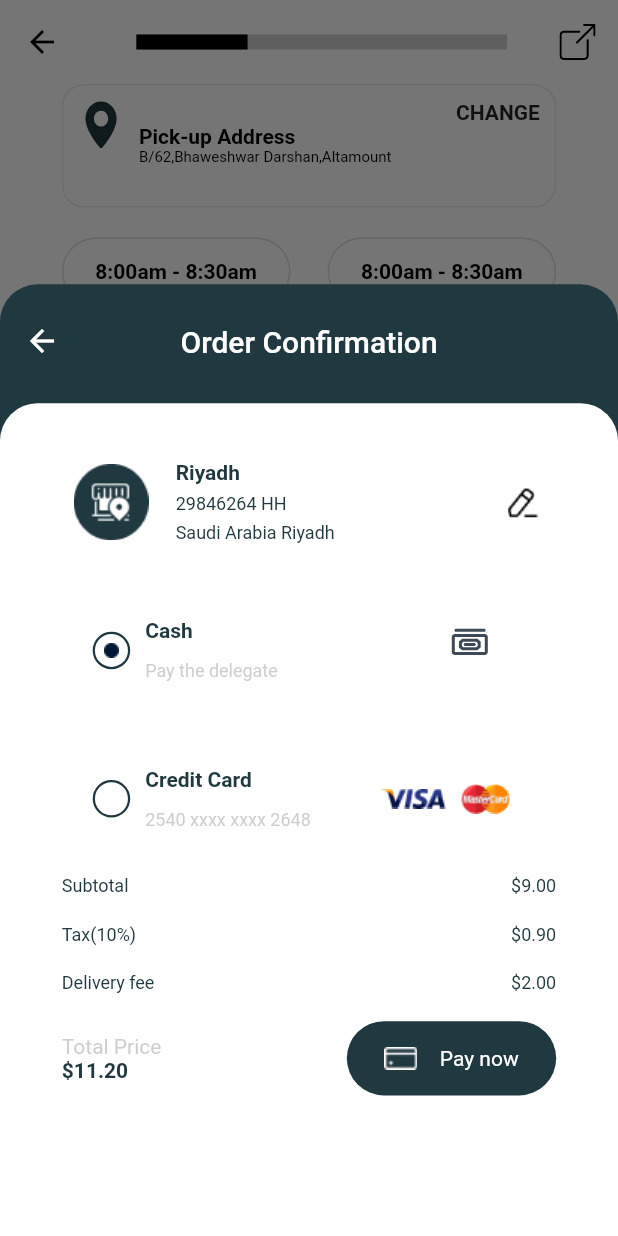
After one commit to khuramShabbir/kashif, a Flutter app: the OngoingInspectionPickUpAdressUi screen opened directly, after a tap on "Book", on a phone screen of 412 x 824 dp. The commit adds this screen. Run offline on Flutter 3.47's test engine with Material 2 defaults, Android fonts, the phone set to English and light mode, and no system bars; drawn by our look-alikes of percent_indicator; our stand-ins replace carousel_slider, flutter_otp_text_field, flutter_rating_bar, flutter_svg, get, logger; missing offline and left inert: shape_of_view_null_safe.

Commit message:
ui update on 13/08/2021

```diff
--- a/lib/order_taking_screens/ongoing_inspection.dart
+++ b/lib/order_taking_screens/ongoing_inspection.dart
@@ -2,8 +2,8 @@ import 'package:flutter/cupertino.dart';
 import 'package:flutter/material.dart';
 import 'package:flutter_svg/svg.dart';
 import 'package:get/get.dart';
+import 'package:kashif/order_taking_screens/ongoing_inspection_pickup_address.dart';
 import 'package:percent_indicator/linear_percent_indicator.dart';
-
 import '../utils.dart';
 
 class OngoingInspectionUi extends StatefulWidget {
@@ -16,7 +16,6 @@ class OngoingInspectionUi extends StatefulWidget {
 class _OngoingInspectionUiState extends State<OngoingInspectionUi> {
   double width = .8;
   double height = .06;
-
   @override
   Widget build(BuildContext context) {
     return Scaffold(
@@ -132,7 +131,7 @@ class _OngoingInspectionUiState extends State<OngoingInspectionUi> {
                 height: Get.height * .02,
               ),
               customButton(
-                  onClick: () {},
+                  onClick: () {Get.to(()=>const OngoingInspectionPickUpAdressUi());},
                   buttonHeight: Get.height * .055,
                   buttonWidget: Padding(
                     padding: const EdgeInsets.symmetric(horizontal: 30.0),
--- /dev/null
+++ b/lib/order_taking_screens/ongoing_inspection_pickup_address.dart
@@ -0,0 +1,523 @@
+import 'package:flutter/cupertino.dart';
+import 'package:flutter/material.dart';
+
+import 'package:flutter_svg/svg.dart';
+import 'package:get/get.dart';
+import 'package:percent_indicator/linear_percent_indicator.dart';
+
+import '../utils.dart';
+
+class OngoingInspectionPickUpAdressUi extends StatefulWidget {
+  const OngoingInspectionPickUpAdressUi({Key? key}) : super(key: key);
+
+  @override
+  _OngoingInspectionPickUpAdressUiState createState() =>
+      _OngoingInspectionPickUpAdressUiState();
+}
+
+class _OngoingInspectionPickUpAdressUiState
+    extends State<OngoingInspectionPickUpAdressUi> {
+  bool isSelected=false;
+
+
+  @override
+  Widget build(BuildContext context) {
+    return Scaffold(
+      backgroundColor: Colors.white,
+      appBar: AppBar(
+        elevation: 0,
+        centerTitle: true,
+        backgroundColor: Colors.white,
+        leading: InkWell(
+          onTap: () {
+            Get.back();
+          },
+          child: const Icon(
+            Icons.arrow_back,
+            color: Colors.black,
+          ),
+        ),
+        actions: [
+          Padding(
+            padding: const EdgeInsets.only(right: 15.0),
+            child: SvgPicture.asset('assets/menu.svg'),
+          )
+        ],
+        title: LinearPercentIndicator(
+          alignment: MainAxisAlignment.center,
+          width: Get.width * .6,
+          lineHeight: 10.0,
+          percent: progressBarPersent = 0.3,
+          backgroundColor: Colors.grey.withOpacity(.5),
+          progressColor: Colors.black,
+          padding: const EdgeInsets.all(0),
+        ),
+      ),
+      body: SizedBox(
+        height: Get.height,
+        width: Get.width,
+        child: Row(
+          mainAxisAlignment: MainAxisAlignment.start,
+          crossAxisAlignment: CrossAxisAlignment.start,
+          mainAxisSize: MainAxisSize.max,
+          children: [
+            SizedBox(
+              width: Get.width * .1,
+            ),
+            Expanded(
+              child: Column(
+                crossAxisAlignment: CrossAxisAlignment.center,
+                children: [
+                  Container(
+                    width: Get.width * .8,
+                    height: Get.height * .1,
+                    decoration: BoxDecoration(
+                        border: Border.all(
+                            color: const Color(primaryColor).withOpacity(.1)),
+                        borderRadius: BorderRadius.circular(15)),
+                    child: Row(
+                      children: [
+                        Expanded(
+                            flex: 2,
+                            child: Align(
+                                alignment: Alignment.topCenter,
+                                child: Padding(
+                                  padding: const EdgeInsets.only(top: 10.0),
+                                  child: SvgPicture.asset(
+                                      "assets/pin_location.svg"),
+                                ))),
+                        Expanded(
+                          flex: 8,
+                          child: Column(
+                            mainAxisAlignment: MainAxisAlignment.center,
+                            crossAxisAlignment: CrossAxisAlignment.start,
+                            children: const [
+                              Text(
+                                'Pick-up Address',
+                                style: TextStyle(
+                                    fontWeight: FontWeight.bold,
+                                    color: Colors.black),
+                              ),
+                              Text(
+                                'B/62,Bhaweshwar Darshan,Altamount',
+                                style: TextStyle(
+                                    color: Colors.black, fontSize: 10),
+                              ),
+                            ],
+                          ),
+                        ),
+                        const Expanded(
+                            flex: 3,
+                            child: Align(
+                                alignment: Alignment.topCenter,
+                                child: Padding(
+                                  padding: EdgeInsets.only(top: 10.0),
+                                  child: Text(
+                                    'CHANGE',
+                                    style:
+                                        TextStyle(fontWeight: FontWeight.bold),
+                                  ),
+                                ))),
+                      ],
+                    ),
+                  ),
+                  const SizedBox(
+                    height: 20,
+                  ),
+                  SizedBox(
+                    width: Get.width * .8,
+                    height: Get.height * .3,
+                    child: Row(
+                      mainAxisAlignment: MainAxisAlignment.spaceBetween,
+                      children: [
+                        Column(
+                          mainAxisSize: MainAxisSize.max,
+                          mainAxisAlignment: MainAxisAlignment.spaceBetween,
+                          children: [
+                            timePicker(time: '8:00am - 8:30am'),
+                            timePicker(
+                                time: '9:00am - 930am',
+                                timeColor: const Color(primaryBlueColor),
+                                borderColor: const Color(primaryBlueColor)),
+                            timePicker(
+                              time: '10:00 - 10:30am',
+                            ),
+                            timePicker(time: '11:00 - 1130am'),
+                          ],
+                        ),
+                        Column(
+                          mainAxisSize: MainAxisSize.max,
+                          mainAxisAlignment: MainAxisAlignment.spaceBetween,
+                          children: [
+                            timePicker(time: '8:00am - 8:30am'),
+                            timePicker(time: '9:00am - 930am'),
+                            timePicker(time: '10:00 - 10:30am'),
+                            timePicker(time: '11:00 - 1130am'),
+                          ],
+                        ),
+                      ],
+                    ),
+                  ),
+                  SizedBox(
+                    height: Get.height * .1,
+                  ),
+                  customButton(
+                      onClick: () {
+                        //TODO: BottomSheet
+                        Get.bottomSheet(bottomSheet(),
+                            isScrollControlled: true);
+                      },
+                      buttonHeight: Get.height * .06,
+                      buttonWidget: Padding(
+                        padding: const EdgeInsets.symmetric(horizontal: 25.0),
+                        child: Row(
+                          mainAxisSize: MainAxisSize.min,
+                          children: const [
+                            Text(
+                              'Book',
+                              style: TextStyle(color: Colors.white),
+                            ),
+                            Icon(Icons.arrow_forward, color: Colors.white)
+                          ],
+                        ),
+                      ))
+                ],
+              ),
+            ),
+            SizedBox(
+              width: Get.width * .1,
+            ),
+          ],
+        ),
+      ),
+    );
+  }
+}
+
+Widget timePicker(
+    {String time = "00:00am",
+    var timeColor = Colors.black,
+    var borderColor = const Color(0x81BBBBB8)}) {
+  return Container(
+    height: Get.height * .055,
+    width: Get.width * .37,
+    decoration: BoxDecoration(
+        border: Border.all(width: 1, color: borderColor),
+        borderRadius: BorderRadius.circular(25)),
+    child: Center(
+        child: Text(
+      time,
+      style: TextStyle(fontWeight: FontWeight.bold, color: timeColor),
+    )),
+  );
+}
+
+Widget bottomSheet() {
+  return Container(
+    width: Get.width,
+    height: Get.height * .77,
+    decoration: const BoxDecoration(
+        color: Color(primaryColor),
+        borderRadius: BorderRadius.only(
+            topLeft: Radius.circular(25), topRight: Radius.circular(25))),
+    child: Column(
+      children: [
+        Expanded(
+            child: Padding(
+          padding: const EdgeInsets.only(top: 10.0),
+          child: AppBar(
+            centerTitle: true,
+            elevation: 0,
+            backgroundColor: Colors.transparent,
+            leading: const Icon(
+              Icons.arrow_back,
+              color: Colors.white,
+            ),
+            title: const Text(
+              "Order Confirmation",
+              style: TextStyle(color: Colors.white),
+            ),
+          ),
+        )),
+        Expanded(
+            flex: 7,
+            child: Container(
+              width: Get.width,
+              decoration: const BoxDecoration(
+                  color: Colors.white,
+                  borderRadius: BorderRadius.only(
+                      topLeft: Radius.circular(25),
+                      topRight: Radius.circular(25))),
+              child: Column(
+                mainAxisSize: MainAxisSize.max,
+                children: [
+                  SizedBox(
+                    height: Get.height * .04,
+                  ),
+                  SizedBox(
+                    width: Get.width * .8,
+                    height: Get.height * .08,
+                    child: Row(
+                      children: [
+                        Expanded(child: Image.asset('assets/bank_Riyadh.png')),
+                        Expanded(
+                          flex: 3,
+                          child: Padding(
+                            padding: const EdgeInsets.only(left: 10.0),
+                            child: Column(
+                              crossAxisAlignment: CrossAxisAlignment.start,
+                              mainAxisAlignment: MainAxisAlignment.spaceEvenly,
+                              children: const [
+                                Text(
+                                  'Riyadh',
+                                  style: TextStyle(
+                                      color: Color(primaryColor),
+                                      fontWeight: FontWeight.bold),
+                                ),
+                                Text(
+                                  '29846264 HH',
+                                  style: TextStyle(
+                                      color: Color(primaryColor), fontSize: 12),
+                                ),
+                                Text(
+                                  'Saudi Arabia Riyadh',
+                                  style: TextStyle(
+                                      color: Color(primaryColor), fontSize: 12),
+                                ),
+                              ],
+                            ),
+                          ),
+                        ),
+                        Expanded(
+                          child: Row(
+                            mainAxisSize: MainAxisSize.max,
+                            mainAxisAlignment: MainAxisAlignment.end,
+                            children: [
+                              Padding(
+                                padding: const EdgeInsets.only(right: 10.0),
+                                child: Image.asset('assets/Edit.png'),
+                              )
+                            ],
+                          ),
+                        )
+                      ],
+                    ),
+                  ),
+                  SizedBox(
+                    height: Get.height * .04,
+                  ),
+                  SizedBox(
+                    width: Get.width * .7,
+                    height: Get.height * .08,
+                    child: Row(
+                      children: [
+                        //TODO:Payment method Selection
+
+                        Container(
+                          child: Image.asset('assets/slection.png'),
+
+
+                          height: 25,
+                          width: 25,
+                          decoration: BoxDecoration(
+                              border: Border.all(
+                                  width: 1.5, color: const Color(primaryColor)),
+                              borderRadius: BorderRadius.circular(50)),
+                        ),
+                        Padding(
+                          padding: const EdgeInsets.only(left: 10.0),
+                          child: Column(
+                            crossAxisAlignment: CrossAxisAlignment.start,
+                            mainAxisAlignment: MainAxisAlignment.spaceEvenly,
+                            children: [
+                              const Text(
+                                'Cash',
+                                style: TextStyle(
+                                    color: Color(primaryColor),
+                                    fontWeight: FontWeight.bold),
+                              ),
+                              Text(
+                                'Pay the delegate',
+                                style: TextStyle(
+                                    color: Colors.grey.withOpacity(.5),
+                                    fontSize: 12),
+                              ),
+                            ],
+                          ),
+                        ),
+                        Expanded(
+                          child: Row(
+                            mainAxisSize: MainAxisSize.max,
+                            mainAxisAlignment: MainAxisAlignment.end,
+                            children: [
+                              Padding(
+                                padding: const EdgeInsets.only(right: 10.0),
+                                child: SvgPicture.asset('assets/cards.svg'),
+                              )
+                            ],
+                          ),
+                        )
+                      ],
+                    ),
+                  ),
+                  SizedBox(
+                    height: Get.height * .04,
+                  ),
+                  SizedBox(
+                    width: Get.width * .7,
+                    height: Get.height * .08,
+                    child: Row(
+                      children: [
+                        Container(
+                          height: 25,
+                          width: 25,
+                          decoration: BoxDecoration(
+                              border: Border.all(
+                                  width: 1.5, color: const Color(primaryColor)),
+                              borderRadius: BorderRadius.circular(50)),
+                        ),
+                        Padding(
+                          padding: const EdgeInsets.only(left: 10.0),
+                          child: Column(
+                            crossAxisAlignment: CrossAxisAlignment.start,
+                            mainAxisAlignment: MainAxisAlignment.spaceEvenly,
+                            children: [
+                              const Text(
+                                'Credit Card',
+                                style: TextStyle(
+                                    color: Color(primaryColor),
+                                    fontWeight: FontWeight.bold),
+                              ),
+                              Text(
+                                '2540 xxxx xxxx 2648',
+                                style: TextStyle(
+                                    color: Colors.grey.withOpacity(.5),
+                                    fontSize: 12),
+                              ),
+                            ],
+                          ),
+                        ),
+                        Expanded(
+                          child: Row(
+                            mainAxisSize: MainAxisSize.max,
+                            mainAxisAlignment: MainAxisAlignment.end,
+                            children: [
+                              Padding(
+                                padding: const EdgeInsets.only(right: 10.0),
+                                child: Image.asset('assets/visa.png'),
+                              ),
+                              Padding(
+                                padding: const EdgeInsets.only(right: 10.0),
+                                child: Image.asset('assets/mastercard .png'),
+                              )
+                            ],
+                          ),
+                        )
+                      ],
+                    ),
+                  ),
+                  SizedBox(
+                    width: Get.width * .8,
+                    height: Get.height * .14,
+                    child: Column(
+                      mainAxisAlignment: MainAxisAlignment.spaceEvenly,
+                      children: [
+                        Row(
+                          mainAxisAlignment: MainAxisAlignment.spaceBetween,
+                          children: const [
+                            Text(
+                              'Subtotal',
+                              style: TextStyle(
+                                  color: Color(primaryColor), fontSize: 12),
+                            ),
+                            Text(
+                              '\$9.00',
+                              style: TextStyle(
+                                  color: Color(primaryColor), fontSize: 12),
+                            ),
+                          ],
+                        ),
+                        Row(
+                          mainAxisAlignment: MainAxisAlignment.spaceBetween,
+                          children: const [
+                            Text(
+                              'Tax(10%)',
+                              style: TextStyle(
+                                  color: Color(primaryColor), fontSize: 12),
+                            ),
+                            Text(
+                              '\$0.90',
+                              style: TextStyle(
+                                  color: Color(primaryColor), fontSize: 12),
+                            ),
+                          ],
+                        ),
+                        Row(
+                          mainAxisAlignment: MainAxisAlignment.spaceBetween,
+                          children: const [
+                            Text(
+                              'Delivery fee',
+                              style: TextStyle(
+                                  color: Color(primaryColor), fontSize: 12),
+                            ),
+                            Text(
+                              '\$2.00',
+                              style: TextStyle(
+                                  color: Color(primaryColor), fontSize: 12),
+                            ),
+                          ],
+                        ),
+                      ],
+                    ),
+                  ),
+                  SizedBox(
+                    width: Get.width * .8,
+                    child: Row(
+                      mainAxisAlignment: MainAxisAlignment.spaceBetween,
+                      mainAxisSize: MainAxisSize.max,
+                      children: [
+                        Column(
+                          crossAxisAlignment: CrossAxisAlignment.start,
+                          children: [
+                            Text(
+                              "Total Price",
+                              style:
+                                  TextStyle(color: Colors.grey.withOpacity(.5)),
+                            ),
+                            const Text(
+                              '\$11.20',
+                              style: TextStyle(
+                                  color: Color(primaryColor),
+                                  fontWeight: FontWeight.bold),
+                            )
+                          ],
+                        ),
+                        customButton(
+                            onClick: () {},
+                            buttonHeight: Get.height * .06,
+                            buttonWidget: Padding(
+                              padding:
+                                  const EdgeInsets.symmetric(horizontal: 25.0),
+                              child: Row(
+                                children: [
+                                  Image.asset('assets/pay-now.png'),
+                                  const Padding(
+                                    padding: EdgeInsets.only(left: 15.0),
+                                    child: Text(
+                                      'Pay now',
+                                      style: TextStyle(color: Colors.white),
+                                    ),
+                                  )
+                                ],
+                              ),
+                            ))
+                      ],
+                    ),
+                  )
+                ],
+              ),
+            )),
+      ],
+    ),
+  );
+}
```
Also changed, not shown: assets/Edit.png (added), assets/bank_Riyadh.png (added), assets/cards.svg (added), assets/mastercard .png (added), assets/pay-now.png (added), assets/pin_location.svg (added), assets/slection.png (added), assets/visa.png (added).
